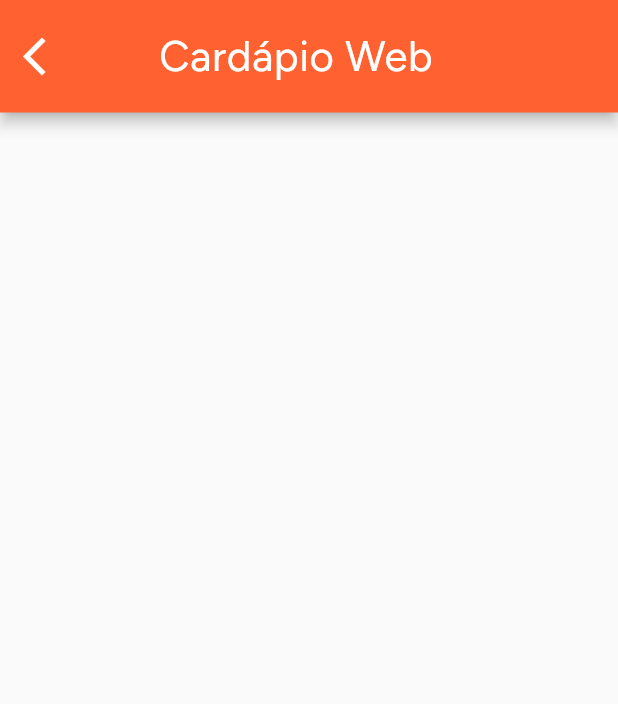
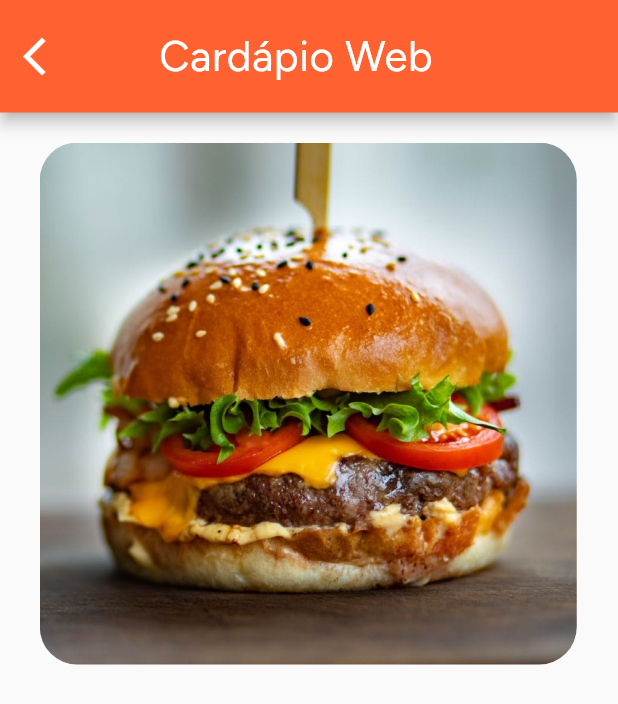
Before and after one commit to VivianeSouza923/desafioMenu-Sprint2, a Flutter app: the ClientScreen screen opened directly, on a phone screen of 412 x 824 dp. Shown: the top 704 px of the screen. Run offline on Flutter 3.47's test engine with Material 2 defaults, Android fonts, the phone set to English and light mode, and no system bars.

Commit message:
today's work

```diff
--- a/lib/pages/cliente.dart
+++ b/lib/pages/cliente.dart
@@ -52,6 +52,26 @@ class ClientScreen extends StatelessWidget {
 
       ),
 
+      body:  Column(
+        children: [
+          Padding(
+            padding: const EdgeInsets.only(top: 20, right: 16, left: 26.5),
+            child: Container(
+              width: 358,
+              height: 348.06,
+
+              decoration: BoxDecoration(
+                borderRadius: BorderRadius.circular(25),
+                image: const DecorationImage(
+                  image:AssetImage("assets/images/hamburguerx.jpeg"),
+                  fit: BoxFit.cover,
+              ),
+            ),
+            ),
+          ),
+        ],
+      ),
+
     );
   }
 }
--- a/pubspec.yaml
+++ b/pubspec.yaml
@@ -70,8 +70,8 @@ flutter:
   uses-material-design: true
 
   # To add assets to your application, add an assets section, like this:
-  # assets:
-  #   - images/a_dot_burr.jpeg
+  assets:
+    - assets/images/hamburguerx.jpeg
   #   - images/a_dot_ham.jpeg
 
   # An image asset can refer to one or more resolution-specific "variants", see
```
Also changed, not shown: assets/images/hamburguerx.jpeg (added).
